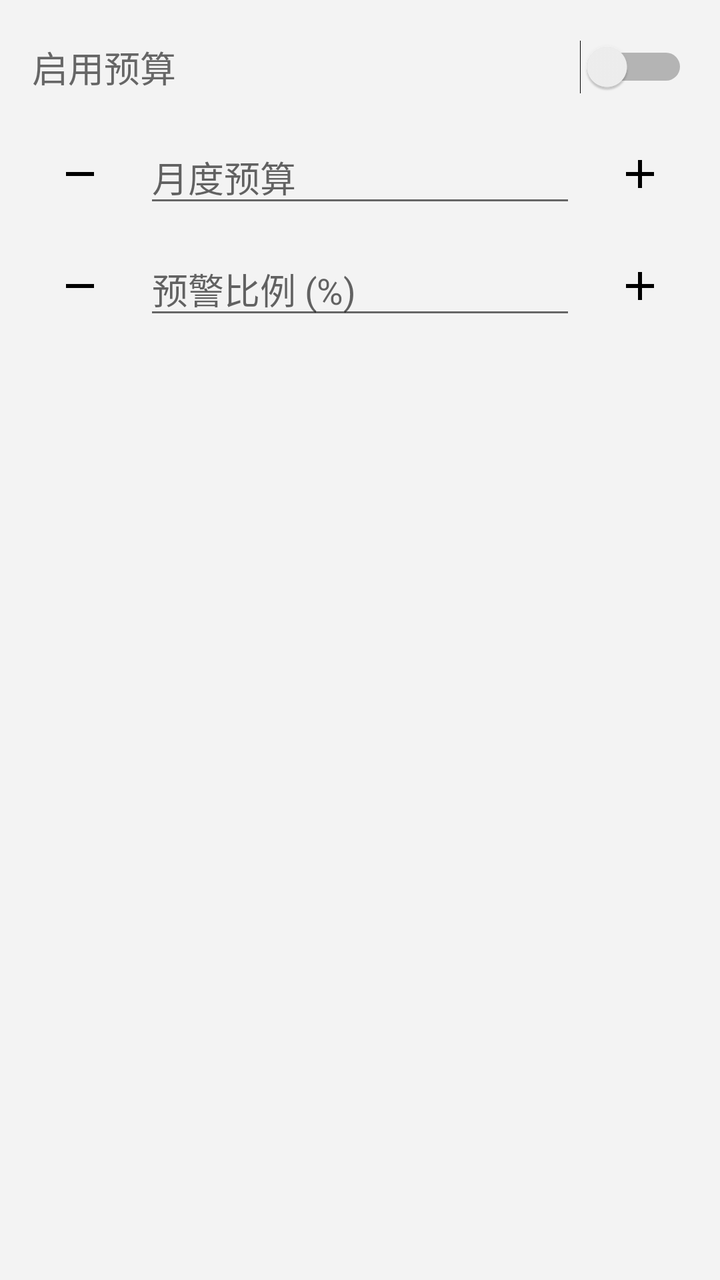
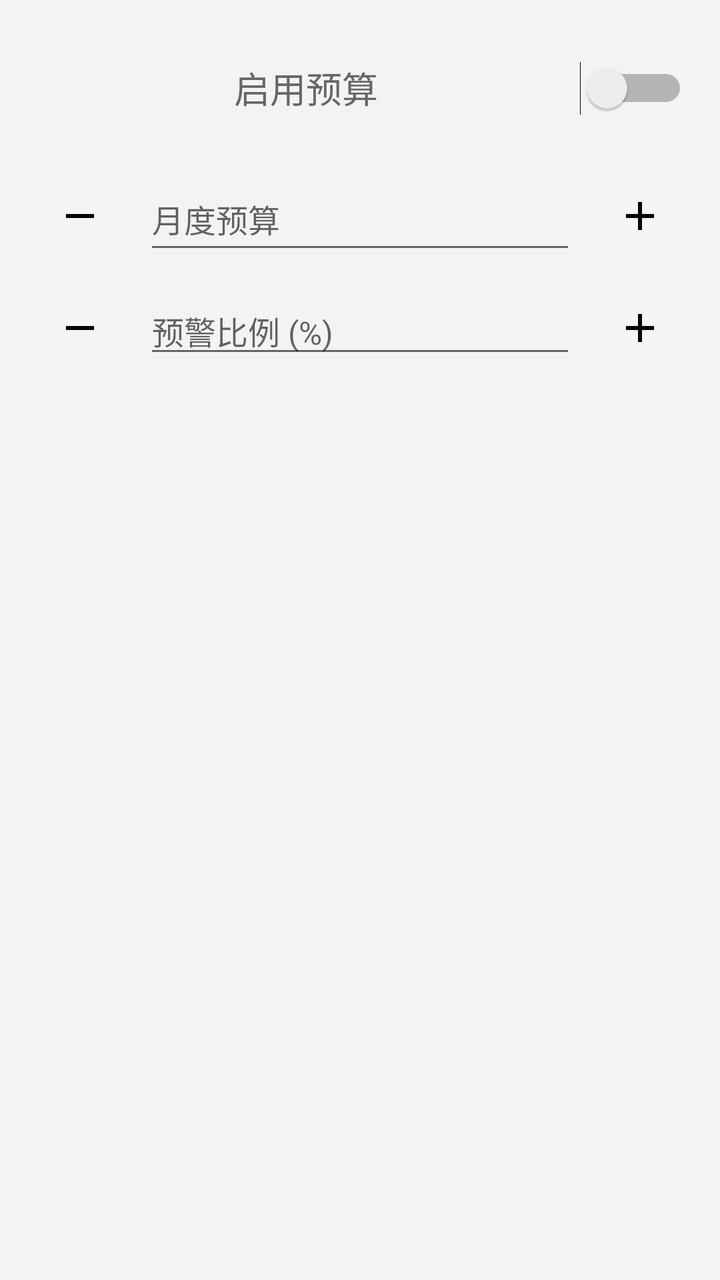

The first picture is an Android layout as it rendered before a commit; the second is the same layout after the commit. The layout source and the unified diff follow.
<!-- AndroidManifest.xml: application theme AppTheme.NoActionBar -->
<!-- res/layout/dialog_budget_settings.xml -->
<?xml version="1.0" encoding="utf-8"?>
<LinearLayout xmlns:android="http://schemas.android.com/apk/res/android"
    android:layout_width="match_parent"
    android:layout_height="wrap_content"
    android:orientation="vertical"
    android:padding="16dp">

    <LinearLayout
        android:layout_width="match_parent"
        android:layout_height="wrap_content"
        android:orientation="horizontal"
        android:gravity="center_vertical"
        android:paddingVertical="4dp">

        <TextView
            android:layout_width="0dp"
            android:layout_height="wrap_content"
            android:layout_weight="1"
            android:text="@string/budget_enable_feature"
            android:textAppearance="?attr/textAppearanceBodyLarge" />

        <Switch
            android:id="@+id/switchEnabled"
            android:layout_width="wrap_content"
            android:layout_height="wrap_content" />
    </LinearLayout>

    <LinearLayout
        android:layout_width="match_parent"
        android:layout_height="wrap_content"
        android:orientation="horizontal"
        android:gravity="center_vertical"
        android:layout_marginTop="12dp">

        <ImageButton
            android:id="@+id/btnLimitMinus"
            android:layout_width="48dp"
            android:layout_height="48dp"
            android:background="?attr/selectableItemBackgroundBorderless"
            android:src="@drawable/ic_exp_remove"
            android:contentDescription="@null" />

        <EditText
            android:id="@+id/editMonthlyLimit"
            android:layout_width="0dp"
            android:layout_height="wrap_content"
            android:layout_weight="1"
            android:layout_marginHorizontal="8dp"
            android:hint="@string/budget_monthly_limit"
            android:inputType="numberDecimal"
            android:enabled="false" />

        <ImageButton
            android:id="@+id/btnLimitPlus"
            android:layout_width="48dp"
            android:layout_height="48dp"
            android:background="?attr/selectableItemBackgroundBorderless"
            android:src="@drawable/ic_exp_add"
            android:contentDescription="@null" />
    </LinearLayout>

    <LinearLayout
        android:layout_width="match_parent"
        android:layout_height="wrap_content"
        android:orientation="horizontal"
        android:gravity="center_vertical"
        android:layout_marginTop="8dp">

        <ImageButton
            android:id="@+id/btnThresholdMinus"
            android:layout_width="48dp"
            android:layout_height="48dp"
            android:background="?attr/selectableItemBackgroundBorderless"
            android:src="@drawable/ic_exp_remove"
            android:contentDescription="@null" />

        <EditText
            android:id="@+id/editWarningThreshold"
            android:layout_width="0dp"
            android:layout_height="wrap_content"
            android:layout_weight="1"
            android:layout_marginHorizontal="8dp"
            android:hint="@string/budget_warning_threshold"
            android:inputType="numberDecimal"
            android:enabled="false" />

        <ImageButton
            android:id="@+id/btnThresholdPlus"
            android:layout_width="48dp"
            android:layout_height="48dp"
            android:background="?attr/selectableItemBackgroundBorderless"
            android:src="@drawable/ic_exp_add"
            android:contentDescription="@null" />
    </LinearLayout>

    <TextView
        android:id="@+id/textError"
        android:layout_width="match_parent"
        android:layout_height="wrap_content"
        android:layout_marginTop="8dp"
        android:textAppearance="?attr/textAppearanceBodySmall"
        android:textColor="?attr/colorError"
        android:visibility="gone" />
</LinearLayout>
<!-- resources referenced by this layout -->
<resources>
  <!-- drawable ic_exp_add (drawable) -->
  <vector xmlns:android="http://schemas.android.com/apk/res/android"
      android:width="24dp"
      android:height="24dp"
      android:viewportWidth="24"
      android:viewportHeight="24"
      android:tint="?attr/colorOnSurface">
      <path
          android:fillColor="#FF000000"
          android:pathData="M19,13h-6v6h-2v-6H5v-2h6V5h2v6h6v2z" />
  </vector>
  <!-- drawable ic_exp_remove (drawable) -->
  <vector xmlns:android="http://schemas.android.com/apk/res/android"
      android:width="24dp"
      android:height="24dp"
      android:viewportWidth="24"
      android:viewportHeight="24"
      android:tint="?attr/colorOnSurface">
      <path
          android:fillColor="#FF000000"
          android:pathData="M19,13H5v-2h14v2z" />
  </vector>
  <string name="budget_enable_feature">启用预算</string>
  <string name="budget_monthly_limit">月度预算</string>
  <string name="budget_warning_threshold">预警比例 (%)</string>
  <style name="AppTheme.NoActionBar" parent="AppTheme.Base" />
  <color name="brand_primary">#FF33B5E5</color>
  <color name="app_background">#FFF3F3F3</color>
  <color name="text_primary">#FF000000</color>
  <color name="text_secondary">#FF666666</color>
  <style name="HoloActionBar" parent="Widget.AppCompat.ActionBar.Solid">
          <item name="android:background">@color/brand_primary</item>
      </style>
  <color name="app_surface">#FFFFFFFF</color>
  <color name="brand_primary_variant">#FF0099CC</color>
  <color name="brand_secondary">#FF33B5E5</color>
  <color name="brand_secondary_variant">#FF0099CC</color>
  <color name="on_primary">#FFFFFFFF</color>
  <color name="on_secondary">#FF000000</color>
  <color name="app_error">#FFCC0000</color>
  <color name="on_error">#FFFFFFFF</color>
  <style name="HoloCardView">
          <item name="cardBackgroundColor">@color/app_surface</item>
      </style>
  <color name="divider">#1F000000</color>
  <style name="Widget.Holo.OutlinedButton" parent="Widget.AppCompat.Button">
          <item name="android:background">@drawable/btn_outline_background</item>
          <item name="android:textColor">@color/brand_primary</item>
      </style>
  <!-- drawable btn_outline_background (drawable) -->
  <?xml version="1.0" encoding="utf-8"?>
  <selector xmlns:android="http://schemas.android.com/apk/res/android">
      <item android:state_pressed="true">
          <shape android:shape="rectangle">
              <solid android:color="#1A33B5E5" />
              <stroke android:width="1dp" android:color="@color/brand_primary" />
              <corners android:radius="8dp" />
          </shape>
      </item>
      <item>
          <shape android:shape="rectangle">
              <solid android:color="@android:color/transparent" />
              <stroke android:width="1dp" android:color="@color/brand_primary" />
              <corners android:radius="8dp" />
          </shape>
      </item>
  </selector>
  <!-- unchanged entries left out for length: 1 -->
</resources>

<!-- the commit's change to res/layout/dialog_budget_settings.xml (unified diff, before → after) -->
@@ -13,16 +13,18 @@
         android:paddingVertical="4dp">
 
         <TextView
-            android:layout_width="0dp"
+            android:layout_width="wrap_content"
             android:layout_height="wrap_content"
             android:layout_weight="1"
             android:text="@string/budget_enable_feature"
-            android:textAppearance="?attr/textAppearanceBodyLarge" />
+            android:textAlignment="center"
+            android:textAppearance="?attr/textAppearanceBodyLarge"
+            android:visibility="visible" />
 
         <Switch
             android:id="@+id/switchEnabled"
             android:layout_width="wrap_content"
-            android:layout_height="wrap_content" />
+            android:layout_height="48dp" />
     </LinearLayout>
 
     <LinearLayout
@@ -42,13 +44,14 @@
 
         <EditText
             android:id="@+id/editMonthlyLimit"
-            android:layout_width="0dp"
-            android:layout_height="wrap_content"
+            android:layout_width="83dp"
+            android:layout_height="match_parent"
+            android:layout_marginHorizontal="8dp"
             android:layout_weight="1"
-            android:layout_marginHorizontal="8dp"
+            android:enabled="false"
             android:hint="@string/budget_monthly_limit"
             android:inputType="numberDecimal"
-            android:enabled="false" />
+            android:textSize="16sp" />
 
         <ImageButton
             android:id="@+id/btnLimitPlus"
@@ -78,11 +81,12 @@
             android:id="@+id/editWarningThreshold"
             android:layout_width="0dp"
             android:layout_height="wrap_content"
+            android:layout_marginHorizontal="8dp"
             android:layout_weight="1"
-            android:layout_marginHorizontal="8dp"
+            android:enabled="false"
             android:hint="@string/budget_warning_threshold"
             android:inputType="numberDecimal"
-            android:enabled="false" />
+            android:textSize="16sp" />
 
         <ImageButton
             android:id="@+id/btnThresholdPlus"
